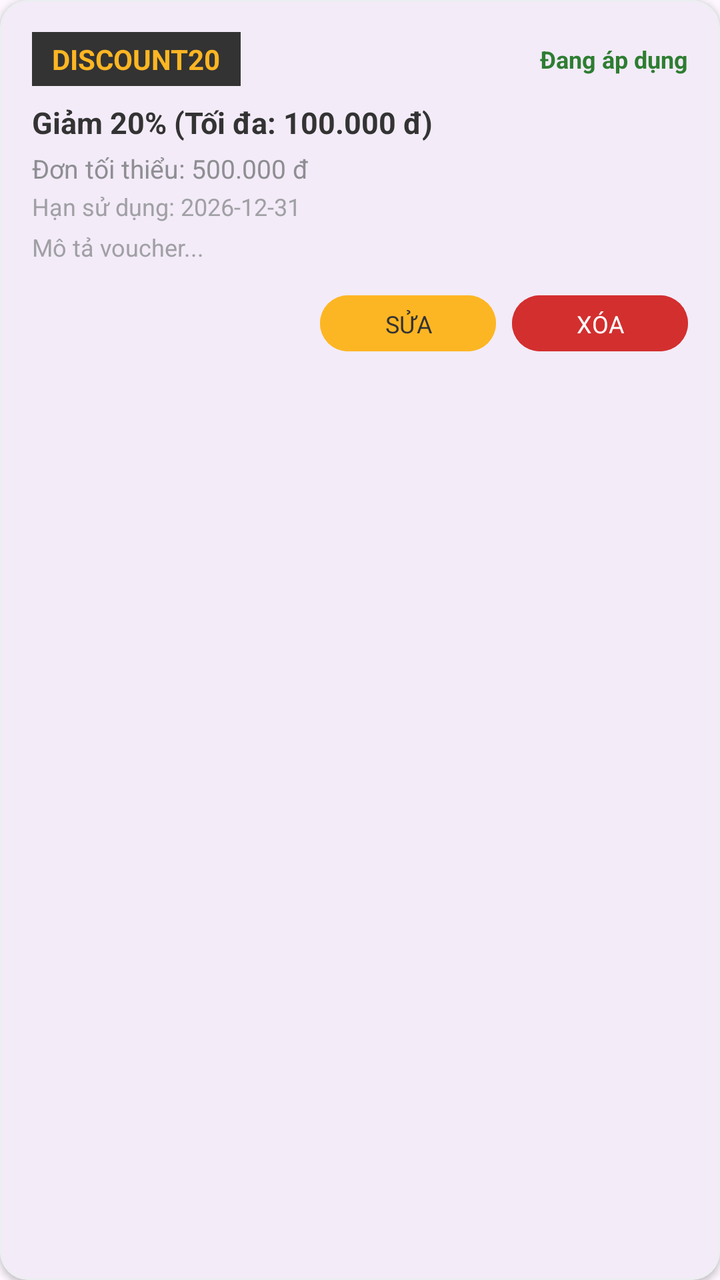
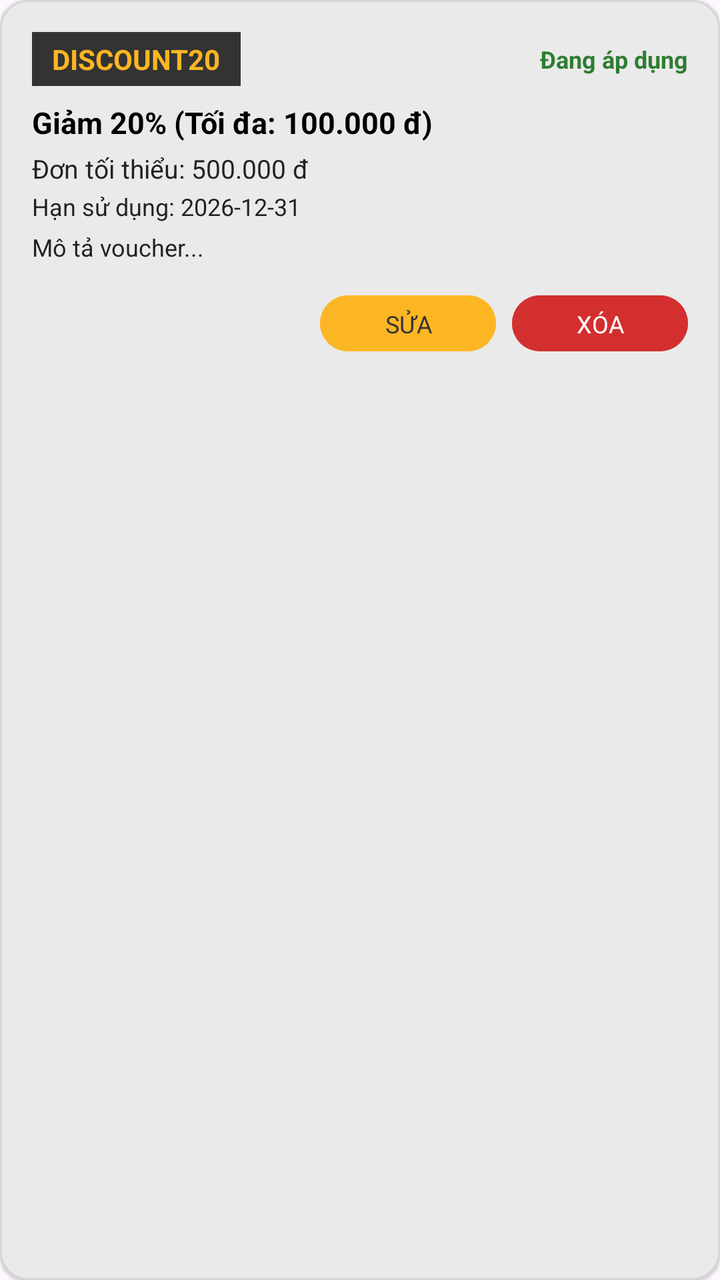

Two renders of the same Android screen: before a commit and after it. Below are the layout's source before the change and the commit's diff.
<!-- AndroidManifest.xml: application theme Theme.MobileDeviceStoreTDMU -->
<!-- res/layout/item_quan_ly_voucher.xml -->
<?xml version="1.0" encoding="utf-8"?>
<com.google.android.material.card.MaterialCardView xmlns:android="http://schemas.android.com/apk/res/android"
    xmlns:app="http://schemas.android.com/apk/res-auto"
    android:layout_width="match_parent"
    android:layout_height="wrap_content"
    android:layout_marginHorizontal="16dp"
    android:layout_marginVertical="6dp"
    app:cardCornerRadius="14dp"
    app:cardElevation="2dp"
    app:strokeWidth="1dp"
    app:strokeColor="#ECEFF1">

    <LinearLayout
        android:layout_width="match_parent"
        android:layout_height="wrap_content"
        android:orientation="vertical"
        android:padding="16dp">

        
        <LinearLayout
            android:layout_width="match_parent"
            android:layout_height="wrap_content"
            android:orientation="horizontal"
            android:gravity="center_vertical">

            <TextView
                android:id="@+id/tvMaCodeVoucher"
                android:layout_width="wrap_content"
                android:layout_height="wrap_content"
                android:background="@color/primary_black"
                android:text="DISCOUNT20"
                android:textColor="@color/primary_yellow"
                android:textStyle="bold"
                android:textSize="14sp"
                android:paddingHorizontal="10dp"
                android:paddingVertical="4dp" />

            <View
                android:layout_width="0dp"
                android:layout_height="1dp"
                android:layout_weight="1" />

            <TextView
                android:id="@+id/tvTrangThaiVoucher"
                android:layout_width="wrap_content"
                android:layout_height="wrap_content"
                android:text="Đang áp dụng"
                android:textColor="#2E7D32"
                android:textSize="12sp"
                android:textStyle="bold" />
        </LinearLayout>

        
        <TextView
            android:id="@+id/tvMucGiamVoucher"
            android:layout_width="wrap_content"
            android:layout_height="wrap_content"
            android:layout_marginTop="8dp"
            android:text="Giảm 20% (Tối đa: 100.000 đ)"
            android:textColor="@color/text_primary"
            android:textSize="15sp"
            android:textStyle="bold" />

        <TextView
            android:id="@+id/tvDieuKienVoucher"
            android:layout_width="wrap_content"
            android:layout_height="wrap_content"
            android:layout_marginTop="4dp"
            android:text="Đơn tối thiểu: 500.000 đ"
            android:textColor="@color/text_secondary"
            android:textSize="13sp" />

        <TextView
            android:id="@+id/tvHSDVoucher"
            android:layout_width="wrap_content"
            android:layout_height="wrap_content"
            android:layout_marginTop="2dp"
            android:text="Hạn sử dụng: 2026-12-31"
            android:textColor="@color/text_hint"
            android:textSize="12sp" />

        <TextView
            android:id="@+id/tvMoTaVoucher"
            android:layout_width="wrap_content"
            android:layout_height="wrap_content"
            android:layout_marginTop="4dp"
            android:text="Mô tả voucher..."
            android:textColor="@color/text_hint"
            android:textSize="12sp" />

        
        <LinearLayout
            android:layout_width="match_parent"
            android:layout_height="wrap_content"
            android:orientation="horizontal"
            android:gravity="end"
            android:layout_marginTop="12dp">

            <Button
                android:id="@+id/btnSuaVoucher"
                android:layout_width="wrap_content"
                android:layout_height="36dp"
                android:text="SỬA"
                android:textSize="12sp"
                android:textColor="@color/primary_black"
                android:backgroundTint="@color/primary_yellow"
                android:layout_marginEnd="8dp" />

            <Button
                android:id="@+id/btnXoaVoucher"
                android:layout_width="wrap_content"
                android:layout_height="36dp"
                android:text="XÓA"
                android:textSize="12sp"
                android:textColor="@color/bg_white"
                android:backgroundTint="#D32F2F" />
        </LinearLayout>

    </LinearLayout>

</com.google.android.material.card.MaterialCardView>
<!-- resources referenced by this layout -->
<resources>
  <color name="bg_white">#FFFFFF</color>
  <color name="primary_black">#333333</color>
  <color name="primary_yellow">#FDB623</color>
  <color name="text_hint">#A0A0A5</color>
  <color name="text_primary">#333333</color>
  <color name="text_secondary">#8E8E93</color>
  <style name="Theme.MobileDeviceStoreTDMU" parent="Base.Theme.MobileDeviceStoreTDMU" />
  <style name="Base.Theme.MobileDeviceStoreTDMU" parent="Theme.Material3.Light.NoActionBar">
          
          <item name="android:statusBarColor">@color/primary_yellow</item>
          <item name="android:windowLightStatusBar">true</item>
  
          <item name="android:navigationBarColor">@color/primary_yellow</item>
          <item name="android:windowLightNavigationBar" tools:targetApi="O_MR1">true</item>
          <item name="fontFamily">@font/nunito</item>
      </style>
</resources>

<!-- the commit's change to res/layout/item_quan_ly_voucher.xml (unified diff, before → after) -->
@@ -5,10 +5,11 @@
     android:layout_height="wrap_content"
     android:layout_marginHorizontal="16dp"
     android:layout_marginVertical="6dp"
+    app:cardBackgroundColor="#EAEAEA"
     app:cardCornerRadius="14dp"
-    app:cardElevation="2dp"
+    app:cardElevation="1dp"
     app:strokeWidth="1dp"
-    app:strokeColor="#ECEFF1">
+    app:strokeColor="#D6D6D6">
 
     <LinearLayout
         android:layout_width="match_parent"
@@ -57,7 +58,7 @@
             android:layout_height="wrap_content"
             android:layout_marginTop="8dp"
             android:text="Giảm 20% (Tối đa: 100.000 đ)"
-            android:textColor="@color/text_primary"
+            android:textColor="#000000"
             android:textSize="15sp"
             android:textStyle="bold" />
 
@@ -67,7 +68,7 @@
             android:layout_height="wrap_content"
             android:layout_marginTop="4dp"
             android:text="Đơn tối thiểu: 500.000 đ"
-            android:textColor="@color/text_secondary"
+            android:textColor="#222222"
             android:textSize="13sp" />
 
         <TextView
@@ -76,7 +77,7 @@
             android:layout_height="wrap_content"
             android:layout_marginTop="2dp"
             android:text="Hạn sử dụng: 2026-12-31"
-            android:textColor="@color/text_hint"
+            android:textColor="#222222"
             android:textSize="12sp" />
 
         <TextView
@@ -85,7 +86,7 @@
             android:layout_height="wrap_content"
             android:layout_marginTop="4dp"
             android:text="Mô tả voucher..."
-            android:textColor="@color/text_hint"
+            android:textColor="#222222"
             android:textSize="12sp" />
 
         
<!-- resource entries referenced after the edit -->
@@ -3,9 +3,6 @@
   <color name="bg_white">#FFFFFF</color>
   <color name="primary_black">#333333</color>
   <color name="primary_yellow">#FDB623</color>
-  <color name="text_hint">#A0A0A5</color>
-  <color name="text_primary">#333333</color>
-  <color name="text_secondary">#8E8E93</color>
   <style name="Theme.MobileDeviceStoreTDMU" parent="Base.Theme.MobileDeviceStoreTDMU" />
   <style name="Base.Theme.MobileDeviceStoreTDMU" parent="Theme.Material3.Light.NoActionBar">
           
